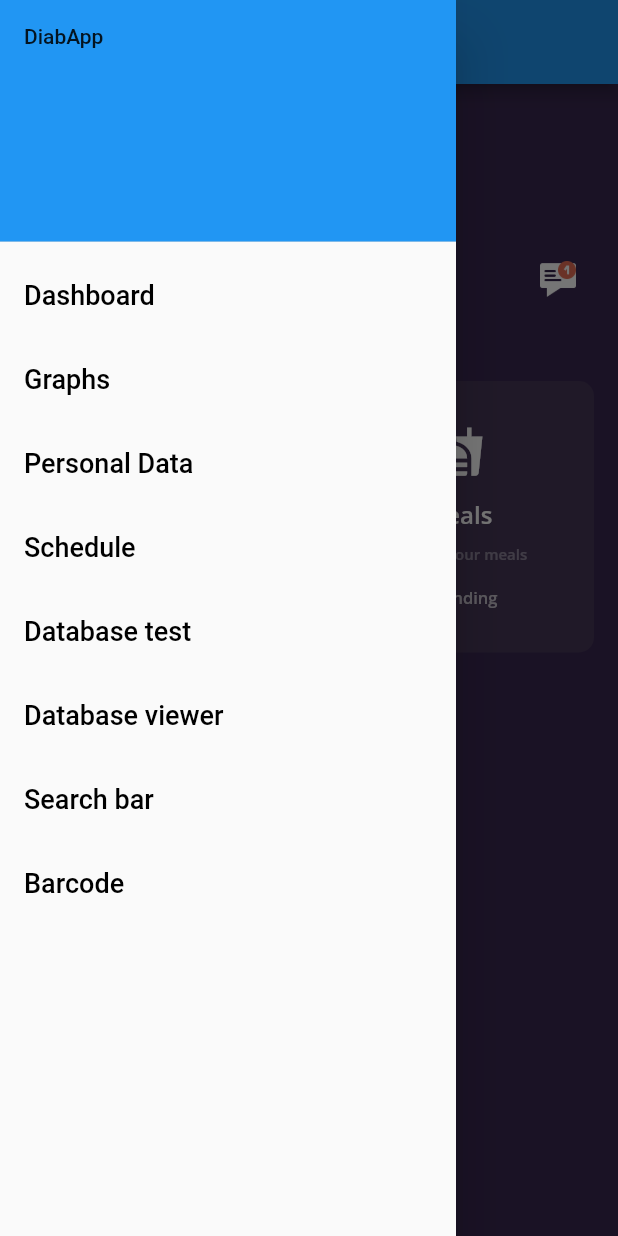
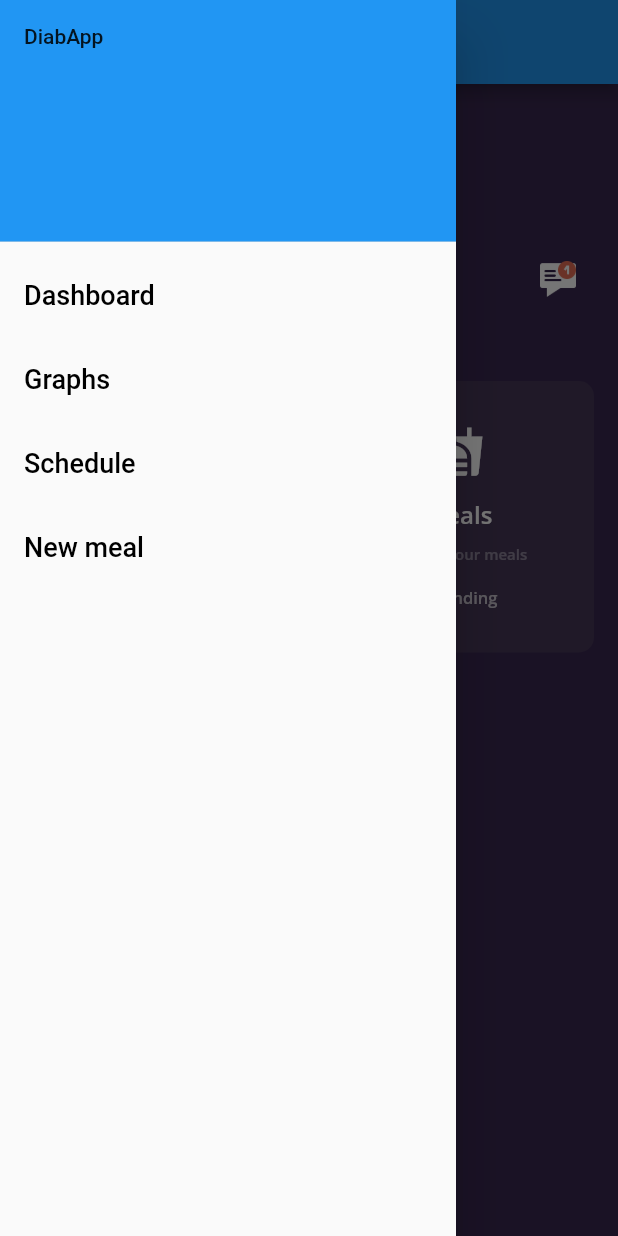
Before and after one commit to pemocarlo/diabapp, a Flutter app: the screen it shows after launch, with the side drawer open, on a phone screen of 412 x 824 dp. Run offline on Flutter 3.47's test engine with Material 2 defaults, Android fonts, the phone set to English and light mode, and no system bars; our stand-ins replace flutter_slidable, google_fonts, image_picker, moor, moor_ffi; missing offline and left inert: barcode_scan, moor_db_viewer; generated files the repository leaves out were written again.

Commit message:
Remove unused pages in Drawer

```diff
--- a/lib/widgets/maindrawer.dart
+++ b/lib/widgets/maindrawer.dart
@@ -45,46 +45,27 @@ class MainDrawer extends StatelessWidget {
             },
           ),
           ListTile(
-            title: Text("Personal Data",
-                style: TextStyle(color: Colors.black, fontSize: 18)),
-            onTap: () {},
-          ),
-          ListTile(
             title: Text("Schedule",
                 style: TextStyle(color: Colors.black, fontSize: 18)),
             onTap: () {
               onTap(Schedule(), context);
             },
           ),
+          // ListTile(
+          //   title: Text("Database viewer",
+          //       style: TextStyle(color: Colors.black, fontSize: 18)),
+          //   onTap: () {
+          //     final database =
+          //         Provider.of<OpenFoodFactsDataBase>(context, listen: false);
+          //     Navigator.of(context).push(MaterialPageRoute(
+          //         builder: (context) => MoorDbViewer(database)));
+          //   },
+          // ),
           ListTile(
-            title: Text("Database test",
-                style: TextStyle(color: Colors.black, fontSize: 18)),
-            onTap: () {
-              onTap(Foods(), context);
-            },
-          ),
-          ListTile(
-            title: Text("Database viewer",
-                style: TextStyle(color: Colors.black, fontSize: 18)),
-            onTap: () {
-              final database =
-                  Provider.of<OpenFoodFactsDataBase>(context, listen: false);
-              Navigator.of(context).push(MaterialPageRoute(
-                  builder: (context) => MoorDbViewer(database)));
-            },
-          ),
-          ListTile(
-            title: Text("Search bar",
+            title: Text("New meal",
                 style: TextStyle(color: Colors.black, fontSize: 18)),
             onTap: () {
               Navigator.pushNamed(context, "/search");
-            },
-          ),
-          ListTile(
-            title: Text("Barcode",
-                style: TextStyle(color: Colors.black, fontSize: 18)),
-            onTap: () {
-              Navigator.pushNamed(context, "/barcode");
             },
           ),
         ],
```
